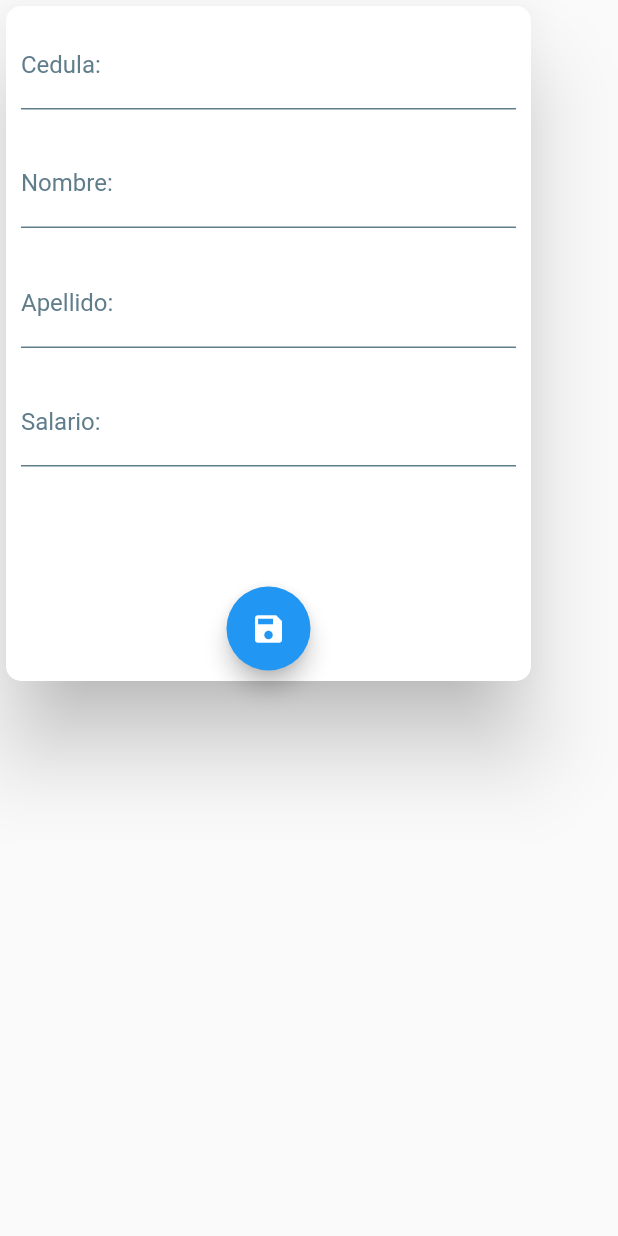
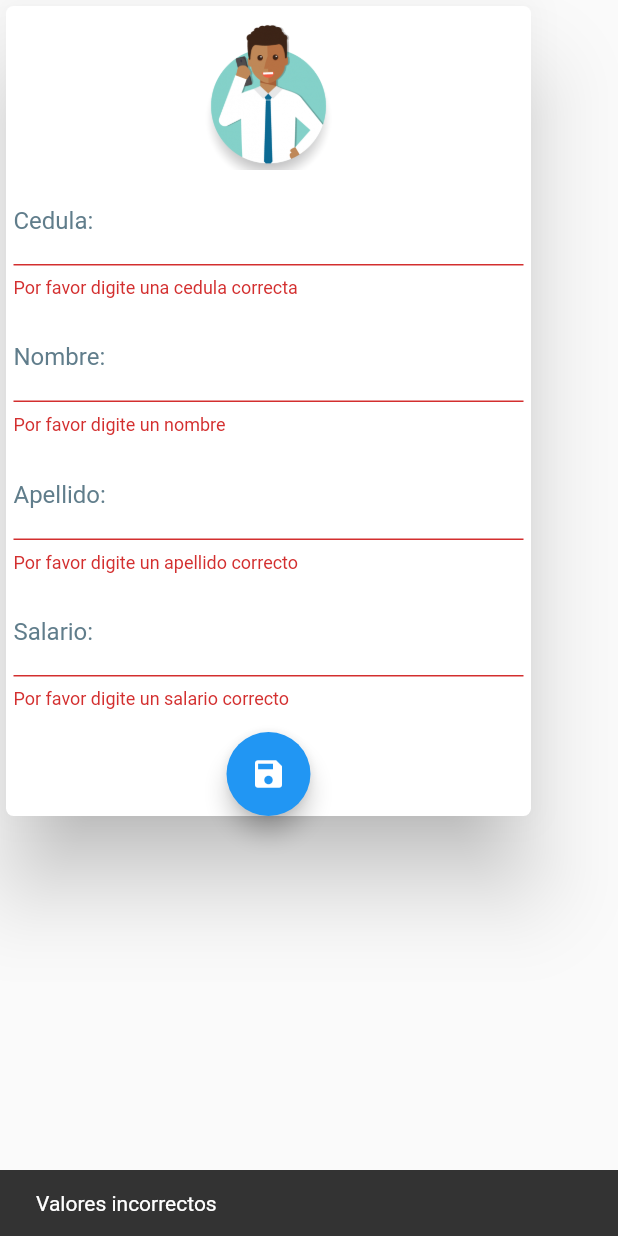
Before and after one commit to menriqueandrade/NominaMusic, a Flutter app: the Card_Registrar_Coordinador widget shown alone on an empty page, opened directly, after a tap on the "save" icon, on a phone screen of 412 x 824 dp. Run offline on Flutter 3.47's test engine with Material 2 defaults, Android fonts, the phone set to English and light mode, and no system bars; our stand-ins replace firebase_core, firebase_database; accounts and stored records are empty.

Commit message:
Validaciones coordinador

```diff
--- a/nomina_music_app/lib/screens/coodinador/register_coordinator.dart
+++ b/nomina_music_app/lib/screens/coodinador/register_coordinator.dart
@@ -1,10 +1,12 @@
-// ignore_for_file: use_key_in_widget_constructors, prefer_const_constructors, non_constant_identifier_names, camel_case_types, prefer_const_constructors_in_immutables, must_be_immutable, unused_local_variable
+// ignore_for_file: use_key_in_widget_constructors, prefer_const_constructors, non_constant_identifier_names, camel_case_types, prefer_const_constructors_in_immutables, must_be_immutable, unused_local_variable, deprecated_member_use
 
 import 'package:flutter/material.dart';
+import 'package:intl/intl.dart';
 import 'package:nomina_music_app/screens/home/home_screen.dart';
 import 'package:nomina_music_app/ui/input_decorations.dart';
 import 'package:firebase_database/firebase_database.dart';
 import 'dart:math';
+
 class RegisterCoordinator extends StatefulWidget {
   @override
   State<RegisterCoordinator> createState() => _RegisterCoordinatorState();
@@ -14,7 +16,7 @@ class _RegisterCoordinatorState extends State<RegisterCoordinator> {
   @override
   Widget build(BuildContext context) {
     return Scaffold(
-      floatingActionButtonLocation: FloatingActionButtonLocation.centerFloat,
+      //floatingActionButtonLocation: FloatingActionButtonLocation.endFloat,
       appBar: AppBar(
         title: Text('Registrar Coordinador'),
         leading: IconButton(
@@ -47,6 +49,7 @@ class Card_Registrar_Coordinador extends StatefulWidget {
 
 class _Card_Registrar_CoordinadorState
     extends State<Card_Registrar_Coordinador> {
+  final _formKey = GlobalKey<FormState>();
   TextEditingController nombre_controller = TextEditingController();
   TextEditingController apellido_controller = TextEditingController();
   TextEditingController cedula_controller = TextEditingController();
@@ -56,7 +59,6 @@ class _Card_Registrar_CoordinadorState
   final fb = FirebaseDatabase.instance;
   @override
   Widget build(BuildContext context) {
-
     //Valores random para el ID
     var rng = Random();
     var id = rng.nextInt(10000);
@@ -64,58 +66,121 @@ class _Card_Registrar_CoordinadorState
 
     final ref = fb.ref().child('Coordinador/$id');
     return Card(
-      shape: RoundedRectangleBorder(borderRadius: BorderRadius.circular(10)),
+      borderOnForeground: true,
+      shape: RoundedRectangleBorder(borderRadius: BorderRadius.circular(5)),
       elevation: 25,
+      child: SingleChildScrollView(
         child: SizedBox(
           width: 350,
-        height: 450,
-        child: Column(children: [
+          height: 540,
+          child: Form(
+            key: _formKey,
+            child: Column(
+              children: [
+                SizedBox(height: 5,),
+                CircleAvatar(
+                  child: Image.asset('assets/img_add_coordinador.png',fit: BoxFit.fitHeight,),
+                  radius: 52,
+                  backgroundColor: Colors.white,
+
+
+                ),
+                Column(children: [
                   Padding(
-            padding: const EdgeInsets.all(10.0),
+                    padding: const EdgeInsets.all(5.0),
                     child: TextFormField(
+                        validator: (valor) {
+                          if (valor!.isEmpty) {
+                            return 'Por favor digite una cedula correcta';
+                          }
+
+                          return null;
+                        },
+                        keyboardType: TextInputType.number,
                         controller: cedula_controller,
                         decoration: InputDecorations.authInputDecoration(
                             hintText: 'Cedula', labelText: 'Cedula:')),
                   ),
                   Padding(
-            padding: const EdgeInsets.all(10.0),
+                    padding: const EdgeInsets.all(5.0),
                     child: TextFormField(
+                        validator: (valor) {
+                          if (valor!.isEmpty) {
+                            return 'Por favor digite un nombre';
+                          }
+
+                          return null;
+                        },
+                        keyboardType: TextInputType.text,
                         controller: nombre_controller,
                         decoration: InputDecorations.authInputDecoration(
-                    hintText: 'Nombre del Musico', labelText: 'Nombre:')),
+                            hintText: 'Nombre del Musico',
+                            labelText: 'Nombre:')),
                   ),
                   SizedBox(height: 1),
                   Padding(
-            padding: const EdgeInsets.all(10.0),
+                    padding: const EdgeInsets.all(5.0),
                     child: TextFormField(
+                        validator: (valor) {
+                          if (valor!.isEmpty) {
+                            return 'Por favor digite un apellido correcto';
+                          }
+
+                          return null;
+                        },
+                        keyboardType: TextInputType.text,
                         controller: apellido_controller,
                         decoration: InputDecorations.authInputDecoration(
-                    hintText: 'Apellido del Musico', labelText: 'Apellido:')),
+                            hintText: 'Apellido del Musico',
+                            labelText: 'Apellido:')),
                   ),
                   Padding(
-            padding: const EdgeInsets.all(10.0),
+                    padding: const EdgeInsets.all(5.0),
                     child: TextFormField(
+                        validator: (valor) {
+                          if (valor!.isEmpty) {
+                            return 'Por favor digite un salario correcto';
+                          }
+
+                          return null;
+                        },
+                        keyboardType: TextInputType.number,
                         controller: salario_controller,
                         decoration: InputDecorations.authInputDecoration(
                             hintText: 'Salario', labelText: 'Salario:')),
                   ),
-          SizedBox(height: 70),
+                  SizedBox(height: 10),
                   FloatingActionButton(
                     onPressed: () {
-              ref
-              .set({
-                    "Cedula":cedula_controller.text,
-                    "Nombre del Musico":nombre_controller.text,
-                    "Apellido del Musico":apellido_controller.text,
-                    "Salario":double.parse(salario_controller.text).toStringAsFixed(3),
+                      if (_formKey.currentState!.validate()) {
+                        print('Validacion +');
+
+                        ref.set({
+                          "Cedula": cedula_controller.text,
+                          "Nombre del Musico": nombre_controller.text,
+                          "Apellido del Musico": apellido_controller.text,
+                          "Salario": NumberFormat.currency(
+                            symbol: '\$',
+                            locale: 'pt_BR',
+                            decimalDigits: 0,
+                          ).format(double.parse(salario_controller.text)),
+                          //  .toStringAsFixed(3),
                         }).asStream();
-
                         Navigator.pushReplacement(context,
                             MaterialPageRoute(builder: (_) => HomeScreen()));
+                      } else {
+                        print('Validacion negativa ');
+                        Scaffold.of(context).showSnackBar(
+                            SnackBar(content: Text('Valores incorrectos')));
+                      }
                     },
-            child: const Icon(Icons.save),
+                    child: Icon(Icons.save),
                   ),
-        ]        ),
+                ]),
+              ],
+            ),
+          ),
+        ),
       ),
     );
   }
--- a/nomina_music_app/lib/widgets/card_container.dart
+++ b/nomina_music_app/lib/widgets/card_container.dart
@@ -14,7 +14,7 @@ class CardContainer extends StatelessWidget {
     return Padding(
       padding: EdgeInsets.symmetric(horizontal: 30),
       child: Container(
-        width: double.infinity,
+        width: double.maxFinite,
         //height: 300, Con esto le damos el tamaño al Card
         /*Hacemos para el padding para que nada quede pegado en el card*/
         padding: EdgeInsets.all(20),
@@ -28,7 +28,7 @@ class CardContainer extends StatelessWidget {
 
   BoxDecoration _CreacionCard() => BoxDecoration(
           /*Aca podemos trabajar atributos de el card en especifico*/
-          color: Colors.red,
+          color: Color.fromARGB(255, 164, 23, 23),
           borderRadius: BorderRadius.circular(25),
           /*Shadow sirve para darle sombra al Card*/
           boxShadow: [
```
Also changed, not shown: nomina_music_app/lib/screens/coodinador/lista_coordinador.dart (+57 -11 lines), nomina_music_app/pubspec.yaml (+10 -15 lines), nomina_music_app/assets/img_add_coordinador.png (added), nomina_music_app/pubspec.lock. Lines whose indentation alone changed are shown as unchanged.
